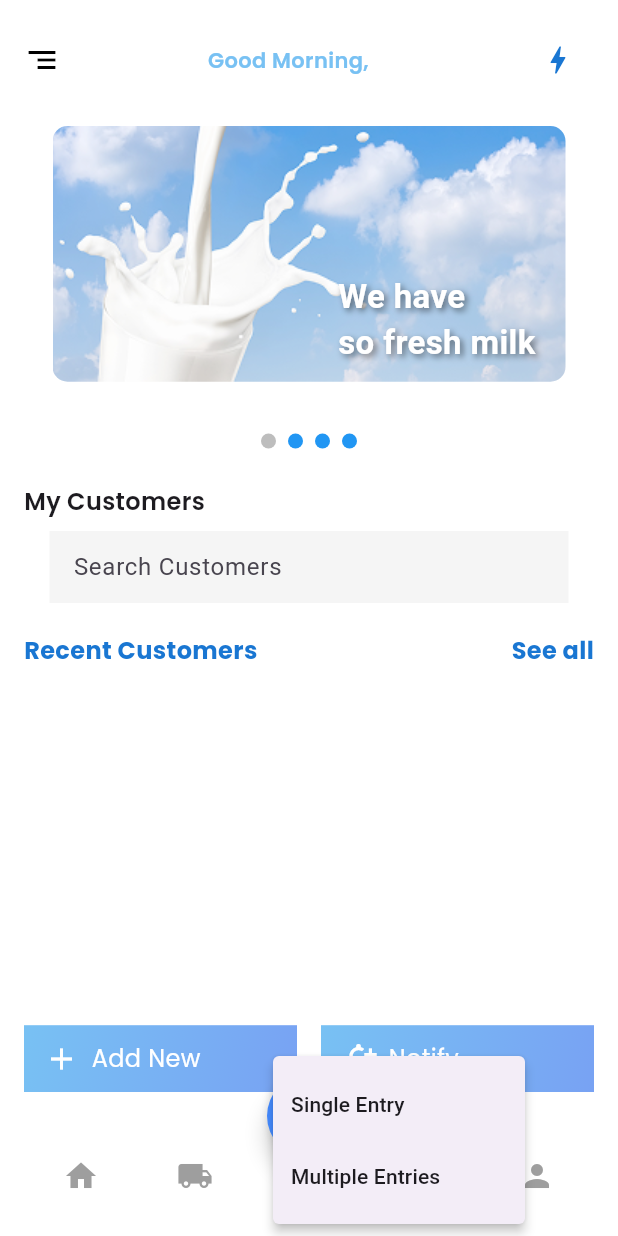
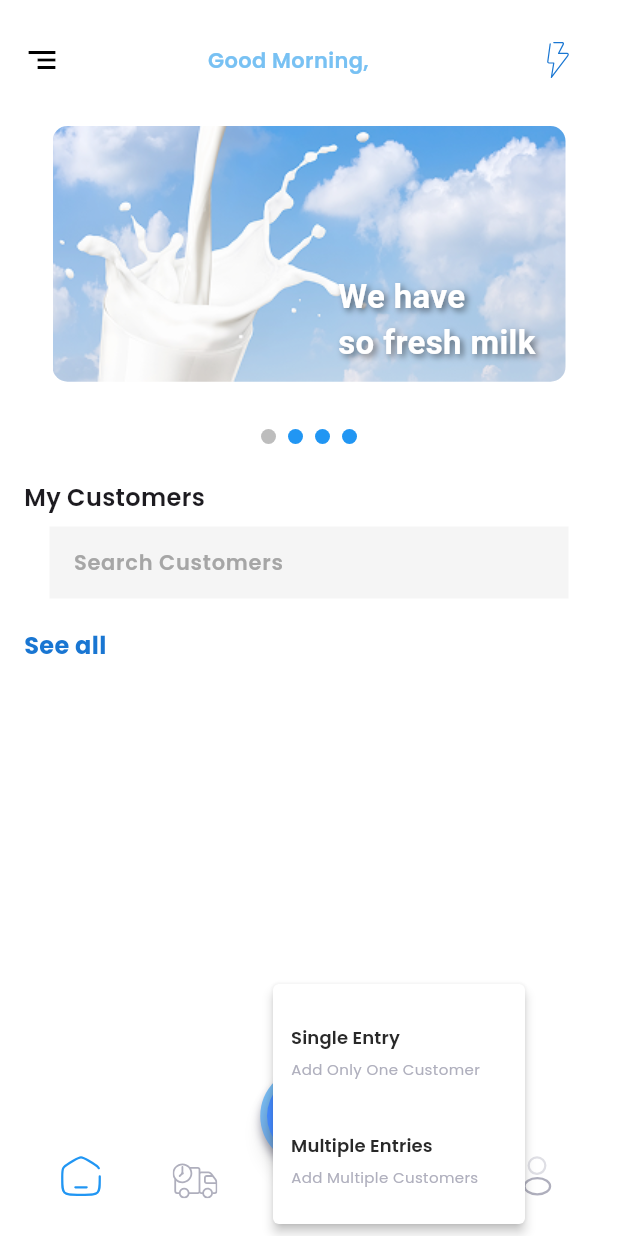
Before and after one commit to yasirzain15/kashmir_milk, a Flutter app: the DashboardScreen screen opened directly, after a tap on the "add" icon, on a phone screen of 412 x 824 dp. Run offline on Flutter 3.47's test engine with Material 3 defaults, Android fonts, the phone set to English and light mode, and no system bars; drawn by our look-alikes of carousel_slider; our stand-ins replace cloud_firestore, connectivity_plus, csv, file_picker, firebase_auth, firebase_core and 4 more; accounts and stored records are empty.

Commit message:
About Today

```diff
--- a/lib/dashboard.dart
+++ b/lib/dashboard.dart
@@ -1,10 +1,11 @@
-// ignore_for_file: use_build_context_synchronously
+// ignore_for_file: use_build_context_synchronously, deprecated_member_use
 
 import 'package:carousel_slider/carousel_slider.dart';
 import 'package:cloud_firestore/cloud_firestore.dart';
 import 'package:firebase_auth/firebase_auth.dart';
 import 'package:flutter/material.dart';
 import 'package:flutter/services.dart';
+import 'package:flutter_svg/svg.dart';
 import 'package:google_fonts/google_fonts.dart';
 import 'package:kashmeer_milk/Add customers/add_customer.dart';
 import 'package:kashmeer_milk/Add Customers/multiple_entries.dart';
@@ -36,6 +37,7 @@ class _DashboardScreenState extends State<DashboardScreen> {
     'assets/image.png', // Add your images in assets folder
   ];
   int _selectedIndex = 0;
+  String _searchQuery = "";
 
   @override
   void initState() {
@@ -155,6 +157,21 @@ class _DashboardScreenState extends State<DashboardScreen> {
     }
   }
 
+  List<Map<String, dynamic>> _filterCustomers(
+      List<Map<String, dynamic>> customers, String query) {
+    if (query.isEmpty) {
+      return customers; // Return all customers if the query is empty
+    }
+    return customers.where((customer) {
+      final name = customer['Full Name']?.toString().toLowerCase() ?? "";
+      final city = customer['City']?.toString().toLowerCase() ?? "";
+      final phone = customer['Phone No']?.toString().toLowerCase() ?? "";
+      return name.contains(query.toLowerCase()) ||
+          city.contains(query.toLowerCase()) ||
+          phone.contains(query.toLowerCase());
+    }).toList();
+  }
+
   @override
   Widget build(BuildContext context) {
     return WillPopScope(
@@ -186,9 +203,10 @@ class _DashboardScreenState extends State<DashboardScreen> {
                       ),
                     ),
                     IconButton(
-                      icon: const Icon(
-                        Icons.bolt_outlined,
-                        color: Color(0xff1976d2),
+                      icon: SvgPicture.asset(
+                        'assets/speed.svg',
+                        height: 24,
+                        width: 24,
                       ),
                       onPressed: _logoutUser,
                     ),
@@ -222,7 +240,7 @@ class _DashboardScreenState extends State<DashboardScreen> {
                                 Shadow(
                                   blurRadius: 5.0,
                                   color: Colors.black.withOpacity(0.5),
-                                  offset: Offset(2, 2),
+                                  offset: const Offset(2, 2),
                                 ),
                               ],
                             ),
@@ -243,7 +261,7 @@ class _DashboardScreenState extends State<DashboardScreen> {
                     },
                   ),
                 ),
-                const SizedBox(height: 5),
+                const SizedBox(height: 2),
                 Row(
                   mainAxisAlignment: MainAxisAlignment.center,
                   children: _imageList.asMap().entries.map((entry) {
@@ -271,7 +289,7 @@ class _DashboardScreenState extends State<DashboardScreen> {
                     Text(
                       'My Customers',
                       style: GoogleFonts.poppins(
-                        textStyle: TextStyle(
+                        textStyle: const TextStyle(
                           fontWeight: FontWeight.w600,
                           fontSize: 16,
                         ),
@@ -279,24 +297,36 @@ class _DashboardScreenState extends State<DashboardScreen> {
                     )
                   ],
                 ),
-                SizedBox(
+                const SizedBox(
                   height: 8,
                 ),
                 Padding(
-                  padding: EdgeInsets.symmetric(horizontal: 17),
+                  padding: const EdgeInsets.symmetric(horizontal: 17),
                   child: SingleChildScrollView(
                     child: TextFormField(
                       controller: _customerController,
                       decoration: InputDecoration(
                         border: InputBorder.none,
                         hintText: 'Search Customers',
+                        hintStyle: GoogleFonts.poppins(
+                          textStyle: const TextStyle(
+                            fontWeight: FontWeight.w600,
+                            fontSize: 14,
+                            color: Color(0xffa6a6a6),
+                          ),
+                        ),
                         filled: true, // Enable background fill
                         fillColor: Colors.grey.shade100, // Set background color
                       ),
+                      onChanged: (value) {
+                        setState(() {
+                          _searchQuery = value; // Update the search query
+                        });
+                      },
                     ),
                   ),
                 ),
-                SizedBox(
+                const SizedBox(
                   height: 20,
                 ),
 
@@ -304,16 +334,6 @@ class _DashboardScreenState extends State<DashboardScreen> {
                 Row(
                   mainAxisAlignment: MainAxisAlignment.spaceBetween,
                   children: [
-                    Text(
-                      "Recent Customers",
-                      style: GoogleFonts.poppins(
-                        textStyle: const TextStyle(
-                          fontWeight: FontWeight.w700,
-                          fontSize: 16,
-                          color: Color(0xff1976d2),
-                        ),
-                      ),
-                    ),
                     GestureDetector(
                       onTap: () {
                         Navigator.push(
@@ -341,24 +361,108 @@ class _DashboardScreenState extends State<DashboardScreen> {
                 // Customer List
                 Expanded(
                   child: Consumer<Funs>(
-                    builder: (context, provider, child) => ListView.separated(
-                      itemCount: provider.customers.length,
+                    builder: (context, provider, child) {
+                      // Filter customers based on the search query
+                      final filteredCustomers =
+                          _filterCustomers(provider.customers, _searchQuery);
+
+                      return ListView.separated(
+                        itemCount: filteredCustomers.length,
                         itemBuilder: (context, index) {
                           return CustomerItem(
-                          customer: provider.customers[index],
+                            customer: filteredCustomers[index],
                           );
                         },
                         separatorBuilder: (context, index) => const Divider(),
+                      );
+                    },
+                  ),
+                ),
+              ],
             ),
           ),
         ),
-
-                // Bottom Buttons
-                Row(
+        bottomNavigationBar: BottomAppBar(
+          color: Colors.white,
+          shape: const CircularNotchedRectangle(),
+          notchMargin: 8.0,
+          child: Row(
+            mainAxisAlignment: MainAxisAlignment.spaceAround,
             children: [
-                    Expanded(
+              IconButton(
+                icon: SvgPicture.asset('assets/home.svg',
+                    height: 30,
+                    width: 30,
+                    color:
+                        _selectedIndex == 0 ? Colors.blue : Color(0xffafafbd)),
+                onPressed: () => _onItemTapped(0),
+              ),
+              IconButton(
+                icon: SvgPicture.asset('assets/food.svg',
+                    height: 30,
+                    width: 30,
+                    color:
+                        _selectedIndex == 1 ? Colors.blue : Color(0xffafafbd)),
+                onPressed: () => _onItemTapped(1),
+              ),
+              const SizedBox(width: 48),
+              IconButton(
+                icon: SvgPicture.asset('assets/pay.svg',
+                    height: 30,
+                    width: 30,
+                    color:
+                        _selectedIndex == 2 ? Colors.blue : Color(0xffafafbd)),
+                onPressed: () => _onItemTapped(2),
+              ),
+              IconButton(
+                icon: SvgPicture.asset('assets/profile.svg',
+                    height: 30,
+                    width: 30,
+                    color:
+                        _selectedIndex == 3 ? Colors.blue : Color(0xffafafbd)),
+                onPressed: () => _onItemTapped(3),
+              ),
+            ],
+          ),
+        ),
+        floatingActionButton: Stack(
+          alignment: Alignment.center,
+          children: [
+            Container(
+              width: 65,
+              height: 65,
+              decoration: BoxDecoration(
+                shape: BoxShape.circle,
+                gradient: LinearGradient(
+                  colors: [
+                    Color(0xff78c1f3),
+                    Color(0xff78a2f3)
+                  ], // Gradient colors
+                  begin: Alignment.topLeft,
+                  end: Alignment.bottomRight,
+                ),
+                boxShadow: [
+                  BoxShadow(
+                    color: Color(0xffafafbd),
+                    blurRadius: 4,
+                    spreadRadius: 0,
+                    offset: Offset(0, 4),
+                  ),
+                ],
+              ),
+            ),
+            FloatingActionButton(
+              onPressed: () {
+                // Add your logic here
+              },
+              shape: const CircleBorder(),
+              backgroundColor: Colors.blueAccent,
               child: PopupMenuButton(
-                        color: const Color(0xffffffff),
+                color: Color(0xffffffff),
+                icon: const Icon(Icons.add, color: Colors.white),
+                onSelected: (value) {
+                  // Handle selection
+                },
                 itemBuilder: (context) => [
                   PopupMenuItem(
                     value: 1,
@@ -403,8 +507,7 @@ class _DashboardScreenState extends State<DashboardScreen> {
                         Navigator.push(
                           context,
                           MaterialPageRoute(
-                                    builder: (context) =>
-                                        const CsvExcelUploader(),
+                            builder: (context) => const CsvExcelUploader(),
                           ),
                         );
                       },
@@ -433,140 +536,9 @@ class _DashboardScreenState extends State<DashboardScreen> {
                     ),
                   ),
                 ],
-                        child: Container(
-                          height: 44.53,
-                          width: 175,
-                          decoration: BoxDecoration(
-                            gradient: const LinearGradient(
-                              colors: [
-                                Color(0xff78c1f3),
-                                Color(0xff78a2f3),
-                              ],
-                              begin: Alignment.topLeft,
-                              end: Alignment.bottomRight,
-                            ),
-                          ),
-                          child: Padding(
-                            padding: const EdgeInsets.symmetric(horizontal: 13),
-                            child: Row(
-                              children: [
-                                const Icon(
-                                  Icons.add,
-                                  color: Color(0xffffffff),
-                                ),
-                                const SizedBox(width: 8),
-                                Text(
-                                  'Add New',
-                                  style: GoogleFonts.poppins(
-                                    textStyle: const TextStyle(
-                                      fontWeight: FontWeight.w400,
-                                      fontSize: 16,
-                                      color: Color(0xffffffff),
-                                    ),
               ),
             ),
           ],
-                            ),
-                          ),
-                        ),
-                      ),
-                    ),
-                    const SizedBox(width: 16),
-                    Expanded(
-                      child: GestureDetector(
-                        onTap: () {
-                          Navigator.push(
-                            context,
-                            MaterialPageRoute(
-                              builder: (context) => NotifyScreen(),
-                            ),
-                          );
-                        },
-                        child: Container(
-                          height: 44.53,
-                          width: 175,
-                          decoration: BoxDecoration(
-                            gradient: const LinearGradient(
-                              colors: [
-                                Color(0xff78c1f3),
-                                Color(0xff78a2f3),
-                              ],
-                              begin: Alignment.topLeft,
-                              end: Alignment.bottomRight,
-                            ),
-                          ),
-                          child: Padding(
-                            padding: const EdgeInsets.symmetric(horizontal: 13),
-                            child: Row(
-                              children: [
-                                const Icon(
-                                  Icons.notification_add_outlined,
-                                  color: Color(0xffffffff),
-                                ),
-                                const SizedBox(width: 8),
-                                Text(
-                                  'Notify',
-                                  style: GoogleFonts.poppins(
-                                    textStyle: const TextStyle(
-                                      fontWeight: FontWeight.w400,
-                                      fontSize: 16,
-                                      color: Color(0xffffffff),
-                                    ),
-                                  ),
-                                ),
-                              ],
-                            ),
-                          ),
-                        ),
-                      ),
-                    ),
-                  ],
-                ),
-              ],
-            ),
-          ),
-        ),
-        bottomNavigationBar: BottomAppBar(
-          color: Colors.white,
-          shape: CircularNotchedRectangle(),
-          notchMargin: 8.0,
-          child: Row(
-            mainAxisAlignment: MainAxisAlignment.spaceAround,
-            children: [
-              IconButton(
-                icon: Icon(Icons.home, color: Colors.grey),
-                onPressed: () => _onItemTapped(0),
-              ),
-              IconButton(
-                icon: Icon(Icons.local_shipping, color: Colors.grey),
-                onPressed: () => _onItemTapped(1),
-              ),
-              SizedBox(width: 48),
-              IconButton(
-                icon: Icon(Icons.attach_money, color: Colors.grey),
-                onPressed: () => _onItemTapped(2),
-              ),
-              IconButton(
-                icon: Icon(Icons.person, color: Colors.grey),
-                onPressed: () => _onItemTapped(3),
-              ),
-            ],
-          ),
-        ),
-        floatingActionButton: FloatingActionButton(
-          onPressed: () {},
-          shape: CircleBorder(),
-          backgroundColor: Colors.blueAccent,
-          child: PopupMenuButton(
-            icon: Icon(Icons.add, color: Colors.white),
-            onSelected: (value) {
-              // Handle selection
-            },
-            itemBuilder: (context) => [
-              PopupMenuItem(value: 1, child: Text('Single Entry')),
-              PopupMenuItem(value: 2, child: Text('Multiple Entries')),
-            ],
-          ),
         ),
         floatingActionButtonLocation: FloatingActionButtonLocation.centerDocked,
       ),
--- a/lib/see_all_screen.dart
+++ b/lib/see_all_screen.dart
@@ -162,6 +162,34 @@ class _SeeallScreenState extends State<SeeallScreen> {
                       fontSize: 12,
                     ),
                   ),
+                  const SizedBox(height: 15),
+                  Center(
+                    child: Container(
+                      width: 300,
+                      height: 36.53,
+                      decoration: BoxDecoration(
+                        gradient: LinearGradient(
+                          colors: [
+                            Color(0xff78c1f3),
+                            Color(0xff78a2f3),
+                          ],
+                          begin: Alignment.topLeft,
+                          end: Alignment.bottomRight,
+                        ),
+                      ),
+                      child: Center(
+                        child: Text(
+                          'Send Monthly Report',
+                          style: GoogleFonts.poppins(
+                              textStyle: TextStyle(
+                            fontSize: 14,
+                            fontWeight: FontWeight.w700,
+                            color: Color(0xffffffff),
+                          )),
+                        ),
+                      ),
+                    ),
+                  ),
                 ],
               ),
             ),
--- a/pubspec.yaml
+++ b/pubspec.yaml
@@ -33,6 +33,7 @@ dependencies:
   uuid: ^4.5.1
   fluttertoast: ^8.2.12
   carousel_slider: ^5.0.0
+  flutter_svg: ^2.0.17
 
 
 
@@ -54,3 +55,8 @@ flutter:
     - assets/mask.png
     - assets/bg.png
     - assets/image.png
+    - assets/food.svg
+    - assets/home.svg
+    - assets/pay.svg
+    - assets/profile.svg
+    - assets/speed.svg
```
Also changed, not shown: assets/food.svg (added), assets/home.svg (added), assets/pay.svg (added), assets/profile.svg (added), assets/speed.svg (added), pubspec.lock, 4 other files. Lines whose indentation alone changed are shown as unchanged.
